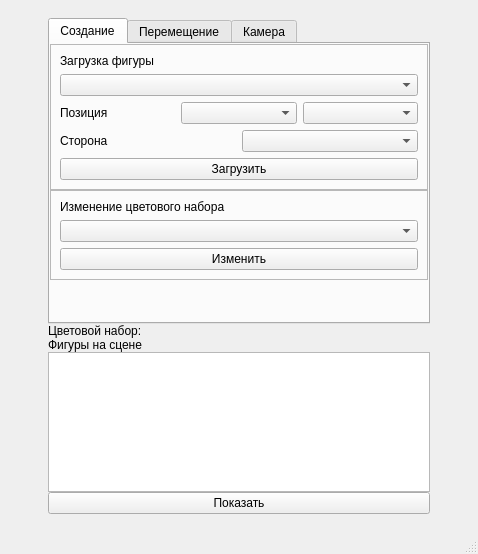
Old version of the form gui/mainWindow.ui in the repository CakeForKit/cg_cp.
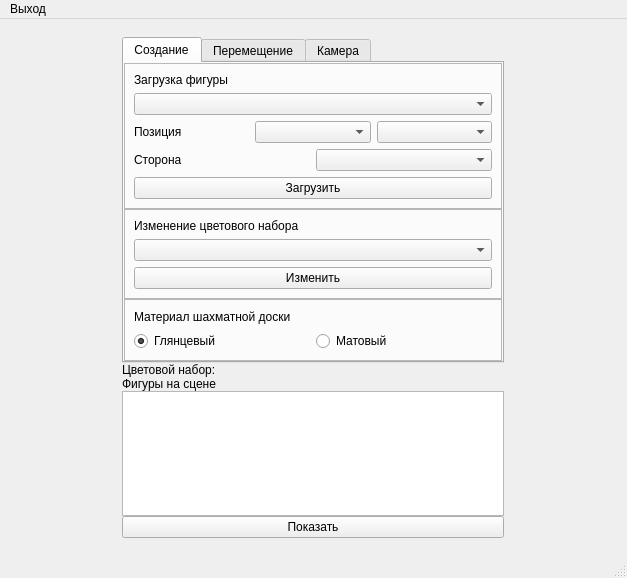
New version of the form. The open tabs and pages were chosen to show the change.

```diff
--- a/gui/mainWindow.ui
+++ b/gui/mainWindow.ui
@@ -6,8 +6,8 @@
    <rect>
     <x>0</x>
     <y>0</y>
-    <width>478</width>
-    <height>554</height>
+    <width>627</width>
+    <height>578</height>
    </rect>
   </property>
   <property name="windowTitle">
@@ -160,17 +160,47 @@
             </widget>
            </item>
            <item>
-            <spacer name="verticalSpacer_3">
-             <property name="orientation">
-              <enum>Qt::Vertical</enum>
+            <widget class="QFrame" name="frame">
+             <property name="frameShape">
+              <enum>QFrame::StyledPanel</enum>
              </property>
-             <property name="sizeHint" stdset="0">
-              <size>
-               <width>20</width>
-               <height>40</height>
-              </size>
+             <property name="frameShadow">
+              <enum>QFrame::Raised</enum>
              </property>
-            </spacer>
+             <layout class="QVBoxLayout" name="verticalLayout">
+              <item>
+               <widget class="QLabel" name="label_24">
+                <property name="text">
+                 <string>Материал шахматной доски</string>
+                </property>
+               </widget>
+              </item>
+              <item>
+               <layout class="QHBoxLayout" name="horizontalLayout_4">
+                <item>
+                 <widget class="QRadioButton" name="GlossyRadioBtn">
+                  <property name="text">
+                   <string>Глянцевый</string>
+                  </property>
+                  <property name="checked">
+                   <bool>true</bool>
+                  </property>
+                 </widget>
+                </item>
+                <item>
+                 <widget class="QRadioButton" name="MatteRadioBtn">
+                  <property name="enabled">
+                   <bool>true</bool>
+                  </property>
+                  <property name="text">
+                   <string>Матовый</string>
+                  </property>
+                 </widget>
+                </item>
+               </layout>
+              </item>
+             </layout>
+            </widget>
            </item>
           </layout>
          </widget>
@@ -656,10 +686,16 @@
     <rect>
      <x>0</x>
      <y>0</y>
-     <width>478</width>
+     <width>627</width>
      <height>22</height>
     </rect>
    </property>
+   <widget class="QMenu" name="exitMenu">
+    <property name="title">
+     <string>Выход</string>
+    </property>
+   </widget>
+   <addaction name="exitMenu"/>
   </widget>
   <widget class="QStatusBar" name="statusbar"/>
  </widget>
```
Left out of the diff: 2 changed lines with no effect on the pictures.
